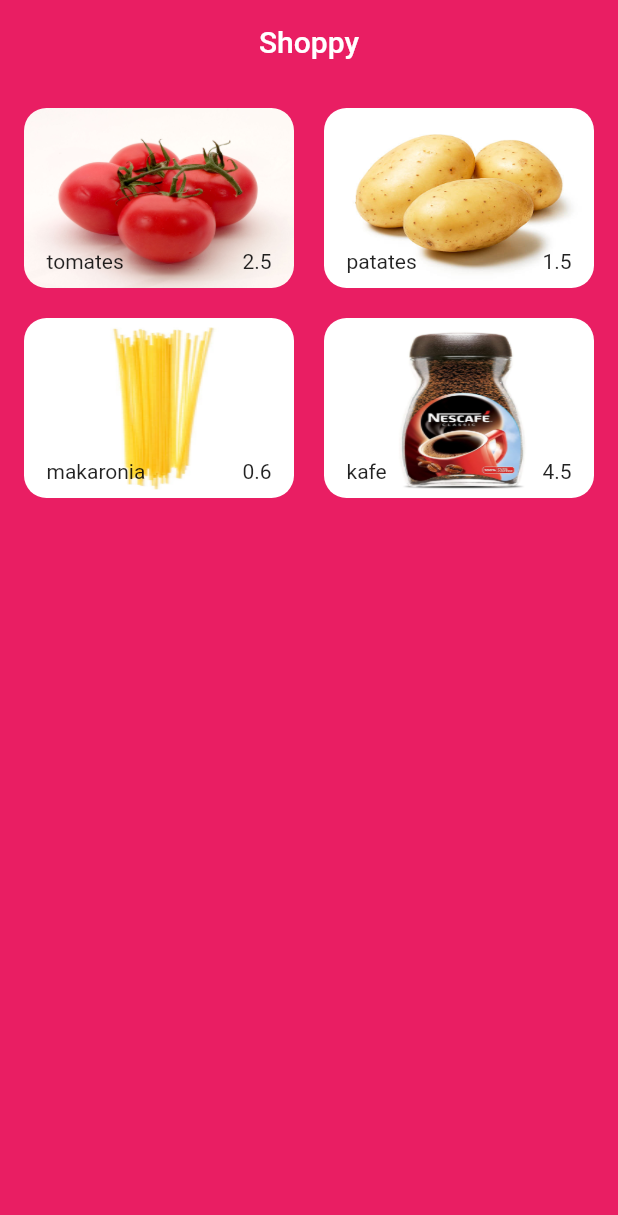
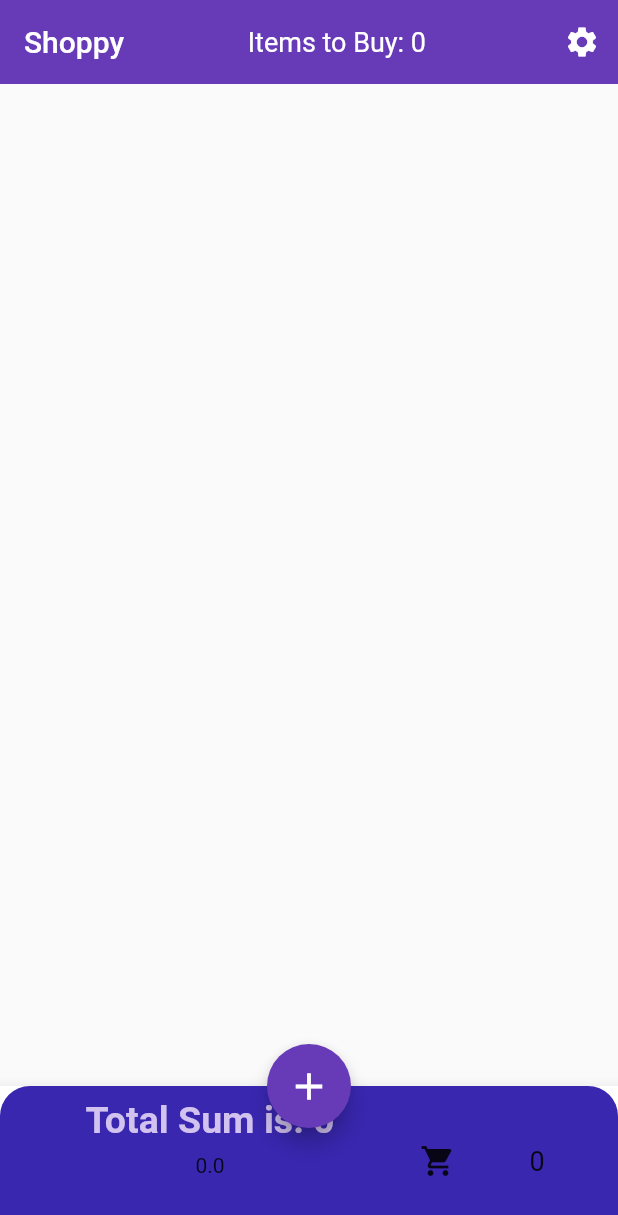
Before and after one commit to dimi1985/shoppy, a Flutter app: the screen it shows after launch, on a phone screen of 412 x 824 dp. Shown: the top 1215 px of the screen. Run offline on Flutter 3.47's test engine with Material 2 defaults, Android fonts, the phone set to English and light mode, and no system bars; our stand-ins replace get, shared_preferences, sqflite; accounts and stored records are empty.

Commit message:
Rewrite whole app from scratch

```diff
--- /dev/null
+++ b/lib/database/sql_helper.dart
@@ -0,0 +1,90 @@
+import 'package:flutter/foundation.dart';
+import 'package:sqflite/sqflite.dart' as sql;
+
+class SQLHelper {
+  static Future<void> createTables(sql.Database database) async {
+    await database.execute("""CREATE TABLE items(
+        id INTEGER PRIMARY KEY AUTOINCREMENT NOT NULL,
+        title TEXT,
+        price REAL,
+        createdAt TIMESTAMP NOT NULL DEFAULT CURRENT_TIMESTAMP
+      )
+      """);
+  }
+// id: the id of a item
+// title, description: name and description of your activity
+// created_at: the time that the item was created. It will be automatically handled by SQLite
+
+  static Future<sql.Database> db() async {
+    return sql.openDatabase(
+      'shoppy_test1.db',
+      version: 1,
+      onCreate: (sql.Database database, int version) async {
+        await createTables(database);
+      },
+    );
+  }
+
+  // Create new item (item)
+  static Future<int> createItem(
+      String title, double? price, double? totalPrice) async {
+    final db = await SQLHelper.db();
+
+    final data = {
+      'title': title,
+      'price': price,
+    };
+    final id = await db.insert('items', data,
+        conflictAlgorithm: sql.ConflictAlgorithm.replace);
+    return id;
+  }
+
+  // Read all items (item)
+  static Future<List<Map<String, dynamic>>> getItems() async {
+    final db = await SQLHelper.db();
+    return db.query('items', orderBy: "id");
+  }
+
+  // Read a single item by id
+  // The app doesn't use this method but I put here in case you want to see it
+  static Future<List<Map<String, dynamic>>> getItem(int id) async {
+    final db = await SQLHelper.db();
+    return db.query('items', where: "id = ?", whereArgs: [id], limit: 1);
+  }
+
+  // Update an item by id
+  static Future<int> updateItem(
+      int id, String title, double? price, double? totalPrice) async {
+    final db = await SQLHelper.db();
+
+    final data = {
+      'title': title,
+      'price': price,
+      'createdAt': DateTime.now().toString()
+    };
+
+    final result =
+        await db.update('items', data, where: "id = ?", whereArgs: [id]);
+    return result;
+  }
+
+  // Delete
+  static Future<void> deleteItem(int id) async {
+    final db = await SQLHelper.db();
+    try {
+      await db.delete("items", where: "id = ?", whereArgs: [id]);
+    } catch (err) {
+      debugPrint("Something went wrong when deleting an item: $err");
+    }
+  }
+
+  // Delete
+  static Future<void> deleteAll() async {
+    final db = await SQLHelper.db();
+    try {
+      await db.delete("items");
+    } catch (err) {
+      debugPrint("Something went wrong when deleting an item: $err");
+    }
+  }
+}
--- a/lib/main.dart
+++ b/lib/main.dart
@@ -1,7 +1,7 @@
 import 'package:flutter/material.dart';
 import 'package:get/get.dart';
 
-import 'screens/home.dart';
+import 'screens/home_page.dart';
 
 void main() {
   runApp(const MyApp());
@@ -17,9 +17,9 @@ class MyApp extends StatelessWidget {
       debugShowCheckedModeBanner: false,
       title: 'Shoppy',
       theme: ThemeData(
-        primarySwatch: Colors.pink,
+        primarySwatch: Colors.deepPurple,
       ),
-      home: const Home(),
+      home: const HomePage(),
     );
   }
 }
--- a/lib/models/products.dart
+++ b/lib/models/products.dart
@@ -4,32 +4,31 @@ class Product extends GetxController {
   late String name;
   late double price;
   late int quantity;
-  late String imgPath;
 
-  Product(
-      {required this.name,
+  Product({
+    required this.name,
     required this.price,
     required this.quantity,
-      required this.imgPath});
+  });
 
   static final product1 = Product(
     name: 'tomates',
     price: 2.5,
     quantity: 2,
-      imgPath: 'assets/images/tomato.jpg');
+  );
   static final product2 = Product(
     name: 'patates',
     price: 1.5,
     quantity: 2,
-      imgPath: 'assets/images/potatoes.jpg');
+  );
   static final product3 = Product(
     name: 'makaronia',
     price: 0.6,
     quantity: 2,
-      imgPath: 'assets/images/makaronia.jpg');
+  );
   static final product4 = Product(
     name: 'kafe',
     price: 4.5,
     quantity: 2,
-      imgPath: 'assets/images/coffee.jpg');
+  );
 }
--- a/lib/screens/home.dart
+++ /dev/null
@@ -1,79 +0,0 @@
-import 'package:flutter/material.dart';
-import 'package:get/get.dart';
-import 'package:shoppy/models/products.dart';
-
-class Home extends StatefulWidget {
-  const Home({Key? key}) : super(key: key);
-
-  @override
-  State<Home> createState() => _HomeState();
-}
-
-class _HomeState extends State<Home> {
-  List<Product> products = [
-    Product.product1,
-    Product.product2,
-    Product.product3,
-    Product.product4,
-  ];
-  @override
-  Widget build(BuildContext context) {
-    return Scaffold(
-      backgroundColor: Theme.of(context).primaryColor,
-      resizeToAvoidBottomInset: true,
-      appBar: AppBar(
-        elevation: 0,
-        backgroundColor: Colors.transparent,
-        centerTitle: true,
-        title: const Text('Shoppy'),
-      ),
-      body: SafeArea(
-        child: Padding(
-          padding: const EdgeInsets.all(16.0),
-          child: Container(
-            decoration: BoxDecoration(color: Theme.of(context).primaryColor),
-            child: Column(
-              children: [
-                Expanded(
-                  child: GridView.builder(
-                      gridDelegate:
-                          const SliverGridDelegateWithMaxCrossAxisExtent(
-                              maxCrossAxisExtent: 200,
-                              childAspectRatio: 3 / 2,
-                              crossAxisSpacing: 20,
-                              mainAxisSpacing: 20),
-                      itemCount: products.length,
-                      itemBuilder: (BuildContext ctx, index) {
-                        final product = products[index];
-                        return Container(
-                          alignment: Alignment.center,
-                          decoration: BoxDecoration(
-                              image: DecorationImage(
-                                  image: AssetImage(product.imgPath),
-                                  fit: BoxFit.fill),
-                              borderRadius: BorderRadius.circular(15)),
-                          child: Stack(
-                            children: [
-                              Positioned(
-                                bottom: 10,
-                                left: 15,
-                                child: Text(product.name),
-                              ),
-                              Positioned(
-                                bottom: 10,
-                                right: 15,
-                                child: Text(product.price.toString()),
-                              ),
-                            ],
-                          ),
-                        );
-                      }),
-                )
-              ],
-            ),
-          ),
-        ),
-      ),
-    );
-  }
-}
--- /dev/null
+++ b/lib/screens/home_page.dart
@@ -0,0 +1,431 @@
+import 'dart:developer';
+
+import 'package:flutter/material.dart';
+import 'package:shoppy/database/sql_helper.dart';
+import 'package:shared_preferences/shared_preferences.dart';
+
+class HomePage extends StatefulWidget {
+  const HomePage({Key? key}) : super(key: key);
+
+  @override
+  State<HomePage> createState() => _HomeState();
+}
+
+class _HomeState extends State<HomePage> {
+  // All journals
+  List<Map<String, dynamic>> _items = [];
+  final List<int> selectedBbox = [];
+  double sum = 0.0;
+  double totalBudget = 0.0;
+  int chechBoxIndex = 0;
+  bool _isLoading = true;
+
+  double _budgetLimit = 0.0;
+
+  @override
+  void initState() {
+    super.initState();
+    _refreshItems();
+  }
+
+  final _titleController = TextEditingController();
+  final _priceController = TextEditingController();
+
+  @override
+  Widget build(BuildContext context) {
+    Size size = MediaQuery.of(context).size;
+    log(size.width.toString());
+    return Scaffold(
+      appBar: AppBar(
+        elevation: 0,
+        title: const Text('Shoppy'),
+        actions: [
+          Padding(
+            padding: const EdgeInsets.only(right: 80),
+            child: Center(
+              child: Text(
+                'Items to Buy: ${_items.length.toString()}',
+                style: const TextStyle(fontSize: 18),
+              ),
+            ),
+          ),
+          IconButton(
+              onPressed: () {
+                _showSettingsForm();
+              },
+              icon: const Icon(Icons.settings))
+        ],
+      ),
+      body: _isLoading
+          ? const Center(
+              child: CircularProgressIndicator(),
+            )
+          : RefreshIndicator(
+              onRefresh: () async {
+                setState(() {
+                  _refreshItems();
+                });
+              },
+              child: ListView.builder(
+                itemCount: _items.length,
+                itemBuilder: (context, index) => Card(
+                  color: const Color.fromARGB(255, 71, 89, 223),
+                  margin: const EdgeInsets.all(15),
+                  child: ListTile(
+                      title: Row(
+                        mainAxisAlignment: MainAxisAlignment.start,
+                        children: [
+                          Text(
+                            _items[index]['title'],
+                            style: const TextStyle(
+                                fontSize: 18,
+                                color: Colors.white,
+                                fontWeight: FontWeight.bold),
+                          ),
+                          const SizedBox(
+                            width: 25,
+                          ),
+                          Row(
+                            children: [
+                              Text(
+                                _items[index]['price'].toStringAsFixed(2),
+                                style: const TextStyle(
+                                    fontSize: 18,
+                                    color: Colors.white,
+                                    fontWeight: FontWeight.bold),
+                              ),
+                              const Icon(Icons.euro_symbol),
+                            ],
+                          )
+                        ],
+                      ),
+                      trailing: SizedBox(
+                        width: 150,
+                        child: Row(
+                          mainAxisAlignment: MainAxisAlignment.start,
+                          children: [
+                            IconButton(
+                              icon: const Icon(Icons.edit),
+                              onPressed: () {
+                                if (selectedBbox.contains(index)) {
+                                  return;
+                                } else {
+                                  _showForm(_items[index]['id']);
+                                }
+                              },
+                            ),
+                            IconButton(
+                              icon: const Icon(Icons.delete),
+                              onPressed: () =>
+                                  _deleteItem(_items[index]['id'], index),
+                            ),
+                            Checkbox(
+                              activeColor: Colors.red,
+                              value: selectedBbox.contains(index),
+                              onChanged: (value) {
+                                setState(() {
+                                  // remove or add index to _selected_box
+                                  if (selectedBbox.contains(index)) {
+                                    selectedBbox.remove(index);
+                                    sum -= _items[index]['price'];
+                                  } else {
+                                    selectedBbox.add(index);
+                                    sum += _items[index]['price'];
+                                  }
+                                });
+                              },
+                            ),
+                          ],
+                        ),
+                      )),
+                ),
+              ),
+            ),
+      bottomNavigationBar: BottomAppBar(
+        color: Colors.white,
+        child: Container(
+          decoration: const BoxDecoration(
+              color: Color.fromARGB(255, 57, 39, 176),
+              borderRadius: BorderRadius.only(
+                topLeft: Radius.circular(20),
+                topRight: Radius.circular(20),
+              )),
+          height: 100,
+          child: Row(
+            mainAxisSize: MainAxisSize.max,
+            mainAxisAlignment: MainAxisAlignment.spaceEvenly,
+            children: [
+              //_showSavedValue
+              Column(
+                children: [
+                  Padding(
+                    padding: const EdgeInsets.all(8.0),
+                    child: Text(
+                      'Total Sum is: ${selectedBbox.isEmpty ? '0' : sum.toStringAsFixed(2)}',
+                      style: const TextStyle(
+                          fontSize: 25,
+                          color: Color.fromARGB(255, 209, 194, 239),
+                          fontWeight: FontWeight.bold),
+                    ),
+                  ),
+                  Text(totalBudget.toString()),
+                ],
+              ),
+              if (selectedBbox.isNotEmpty)
+                const Icon(
+                  Icons.euro_symbol,
+                  color: Color.fromARGB(255, 209, 194, 239),
+                ),
+              const Icon(Icons.shopping_cart),
+              Text(
+                selectedBbox.length.toString(),
+                style: const TextStyle(fontSize: 18),
+              )
+            ],
+          ),
+        ),
+      ),
+      floatingActionButton: FloatingActionButton(
+        onPressed: () => _showForm(null),
+        child: const Icon(
+          Icons.add,
+          size: 30,
+        ),
+      ),
+      floatingActionButtonLocation: FloatingActionButtonLocation.centerDocked,
+    );
+  }
+
+  // This function is used to fetch all data from the database
+  void _refreshItems() async {
+    final data = await SQLHelper.getItems();
+    setState(() {
+      _items = data;
+      _isLoading = false;
+    });
+  }
+
+// This function will be triggered when the floating button is pressed
+  // It will also be triggered when you want to update an item
+  void _showForm(int? id) async {
+    if (id != null) {
+      // id == null -> create new item
+      // id != null -> update an existing item
+      final existingJournal =
+          _items.firstWhere((element) => element['id'] == id);
+      _titleController.text = existingJournal['title'];
+      _priceController.text = existingJournal['price'].toString();
+    }
+
+    showModalBottomSheet(
+      context: context,
+      elevation: 5,
+      isScrollControlled: true,
+      builder: (_) => StatefulBuilder(builder: ((context, setState) {
+        return Container(
+          padding: EdgeInsets.only(
+            top: 15,
+            left: 15,
+            right: 15,
+            // this will prevent the soft keyboard from covering the text fields
+            bottom: MediaQuery.of(context).viewInsets.bottom + 50,
+          ),
+          child: Column(
+            mainAxisSize: MainAxisSize.min,
+            crossAxisAlignment: CrossAxisAlignment.end,
+            children: [
+              TextField(
+                controller: _titleController,
+                decoration: const InputDecoration(hintText: 'Title'),
+              ),
+              const SizedBox(
+                height: 10,
+              ),
+              TextField(
+                controller: _priceController,
+                keyboardType: TextInputType.number,
+                decoration: InputDecoration(
+                  hintText: _priceController.text.toString(),
+                ),
+              ),
+              const SizedBox(
+                height: 20,
+              ),
+              ElevatedButton(
+                onPressed: () async {
+                  // Save new journal
+                  if (id == null) {
+                    await _addItem();
+                    setState(() {
+                      _refreshItems();
+                    });
+                  }
+
+                  if (id != null) {
+                    await _updateItem(id);
+                    setState(() {
+                      _refreshItems();
+                    });
+                  }
+
+                  // Clear the text fields
+                  _titleController.text = '';
+                  _priceController.text = '';
+
+                  //Close Form
+                  // ignore: use_build_context_synchronously
+                  id == null ? null : Navigator.of(context).pop();
+                },
+                child: Text(id == null ? 'Create New' : 'Update'),
+              )
+            ],
+          ),
+        );
+      })),
+    );
+  }
+
+  // Insert a new journal to the database
+  Future<void> _addItem() async {
+    await SQLHelper.createItem(
+        _titleController.text,
+        _priceController.text.isEmpty
+            ? 0.0
+            : double.parse(_priceController.text),
+        sum);
+    setState(() {
+      _refreshItems();
+    });
+  }
+
+  // Update an existing journal
+  Future<void> _updateItem(int id) async {
+    await SQLHelper.updateItem(
+        id, _titleController.text, double.parse(_priceController.text), sum);
+    setState(() {
+      _refreshItems();
+    });
+  }
+
+  // Delete an item
+  void _deleteItem(int id, int index) async {
+    if (selectedBbox.contains(index)) {
+      return;
+    } else {
+      await SQLHelper.deleteItem(id);
+      setState(() {
+        _refreshItems();
+      });
+    }
+  }
+
+  _showSettingsForm() {
+    showModalBottomSheet(
+      context: context,
+      elevation: 5,
+      isScrollControlled: true,
+      builder: (_) => StatefulBuilder(builder: ((context, setState) {
+        return Container(
+          padding: EdgeInsets.only(
+            top: 15,
+            left: 15,
+            right: 15,
+            // this will prevent the soft keyboard from covering the text fields
+            bottom: MediaQuery.of(context).viewInsets.bottom + 50,
+          ),
+          child: SafeArea(
+            child: Column(
+              mainAxisSize: MainAxisSize.max,
+              crossAxisAlignment: CrossAxisAlignment.end,
+              children: [
+                Padding(
+                  padding: const EdgeInsets.only(top: 50),
+                  child: Card(
+                    child: Column(
+                      children: [
+                        const Padding(
+                          padding: EdgeInsets.only(top: 50, left: 20),
+                          child: Align(
+                            alignment: Alignment.topLeft,
+                            child: Text(
+                              'Enter Budget Limit',
+                              style: TextStyle(
+                                  fontSize: 18, fontWeight: FontWeight.bold),
+                            ),
+                          ),
+                        ),
+                        Padding(
+                          padding: const EdgeInsets.all(16.0),
+                          child: Row(
+                            children: [
+                              Expanded(
+                                flex: 4,
+                                child: TextField(
+                                  keyboardType: TextInputType.number,
+                                  controller: _priceController,
+                                  decoration: const InputDecoration(
+                                      hintText: 'Budget Limit'),
+                                ),
+                              ),
+                              const SizedBox(
+                                height: 30,
+                              ),
+                              Expanded(
+                                flex: 2,
+                                child: ElevatedButton(
+                                  onPressed: () async {
+                                    // Save budget to Shared
+                                    var prefs =
+                                        await SharedPreferences.getInstance();
+
+                                    // Clear the text fields
+                                    _priceController.text = '';
+                                    _budgetLimit =
+                                        prefs.getDouble('budgetLimit') ?? 0;
+                                    setState(() {
+                                      prefs
+                                          .setDouble(
+                                              'budgetLimit',
+                                              double.parse(
+                                                  _priceController.text))
+                                          .then((bool success) {
+                                        if (success) {
+                                          ScaffoldMessenger.of(context)
+                                              .showSnackBar(
+                                            const SnackBar(
+                                              content: Text('OK'),
+                                            ),
+                                          );
+                                        }
+                                      });
+                                    });
+                                    //Close Form
+                                    // ignore: use_build_context_synchronously
+                                    Navigator.of(context).pop();
+                                  },
+                                  child: const Text('Save'),
+                                ),
+                              )
+                            ],
+                          ),
+                        )
+                      ],
+                    ),
+                  ),
+                )
+              ],
+            ),
+          ),
+        );
+      })),
+    );
+  }
+}
+
+  // Delete an item
+  // void _deleteAll() async {
+  //   await SQLHelper.deleteAll();
+  //   setState(() {
+  //     _refreshItems();
+  //   });
+  // }
```
Also changed, not shown: pubspec.yaml (+6 -5 lines), assets/images/coffee.jpg (deleted), assets/images/makaronia.jpg (deleted), assets/images/potatoes.jpg (deleted), assets/images/tomato.jpg (deleted), pubspec.lock, 1 other file. Lines whose indentation alone changed are shown as unchanged.
